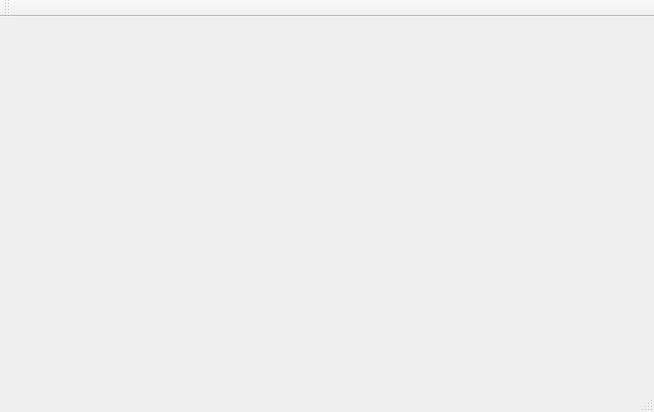
The window that mainwindow.ui (dshin21/COMP4981Assignment3) describes before a commit, drawn with Qt 5.
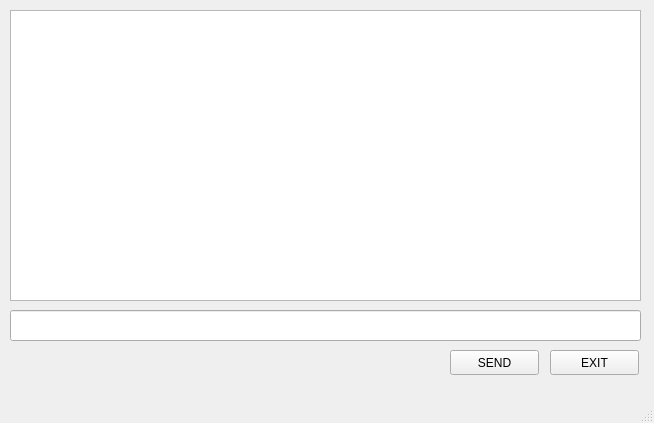
The same window after the commit.

Commit message: made ui for chat

The edit to the form file:
```diff
--- a/mainwindow.ui
+++ b/mainwindow.ui
@@ -7,13 +7,60 @@
     <x>0</x>
     <y>0</y>
     <width>654</width>
-    <height>412</height>
+    <height>423</height>
    </rect>
   </property>
   <property name="windowTitle">
    <string>MainWindow</string>
   </property>
-  <widget class="QWidget" name="centralWidget"/>
+  <widget class="QWidget" name="centralWidget">
+   <widget class="QPlainTextEdit" name="console">
+    <property name="geometry">
+     <rect>
+      <x>10</x>
+      <y>10</y>
+      <width>631</width>
+      <height>291</height>
+     </rect>
+    </property>
+   </widget>
+   <widget class="QLineEdit" name="type_box">
+    <property name="geometry">
+     <rect>
+      <x>10</x>
+      <y>310</y>
+      <width>631</width>
+      <height>31</height>
+     </rect>
+    </property>
+   </widget>
+   <widget class="QPushButton" name="btn_send">
+    <property name="geometry">
+     <rect>
+      <x>450</x>
+      <y>350</y>
+      <width>89</width>
+      <height>25</height>
+     </rect>
+    </property>
+    <property name="text">
+     <string>SEND</string>
+    </property>
+   </widget>
+   <widget class="QPushButton" name="btn_exit">
+    <property name="geometry">
+     <rect>
+      <x>550</x>
+      <y>350</y>
+      <width>89</width>
+      <height>25</height>
+     </rect>
+    </property>
+    <property name="text">
+     <string>EXIT</string>
+    </property>
+   </widget>
+  </widget>
   <widget class="QMenuBar" name="menuBar">
    <property name="geometry">
     <rect>
@@ -24,14 +71,6 @@
     </rect>
    </property>
   </widget>
-  <widget class="QToolBar" name="mainToolBar">
-   <attribute name="toolBarArea">
-    <enum>TopToolBarArea</enum>
-   </attribute>
-   <attribute name="toolBarBreak">
-    <bool>false</bool>
-   </attribute>
-  </widget>
   <widget class="QStatusBar" name="statusBar"/>
  </widget>
  <layoutdefault spacing="6" margin="11"/>
```
Left out of the diff: 2 changed lines with no effect on the pictures. The commit also changes 2 other files.
